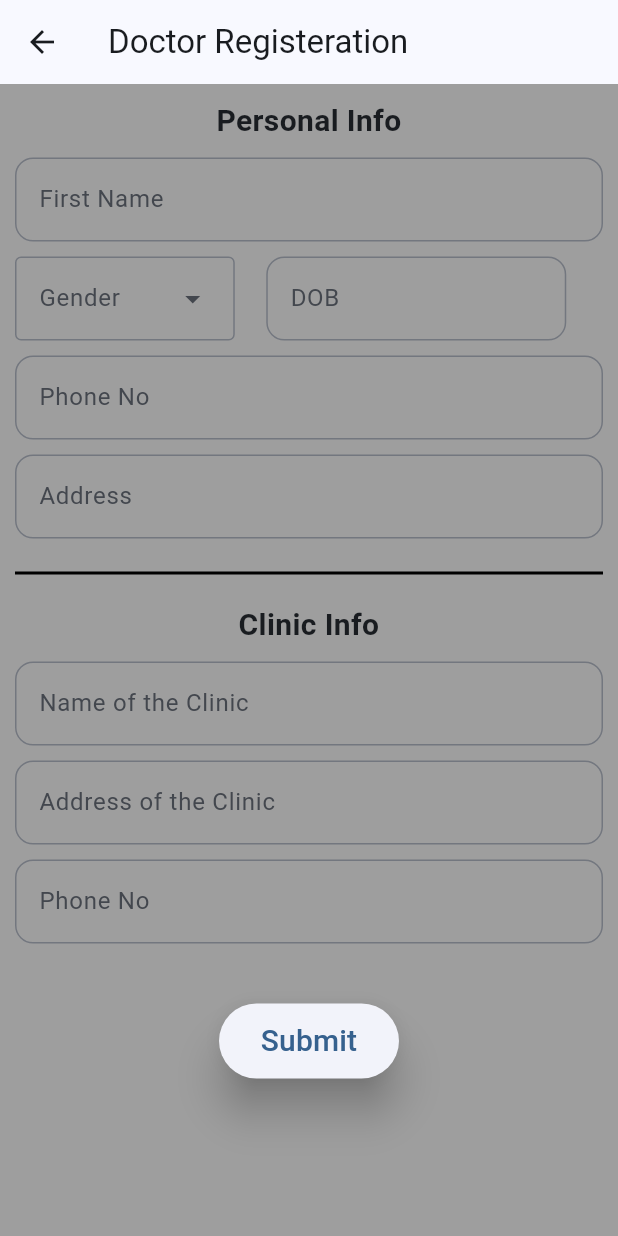
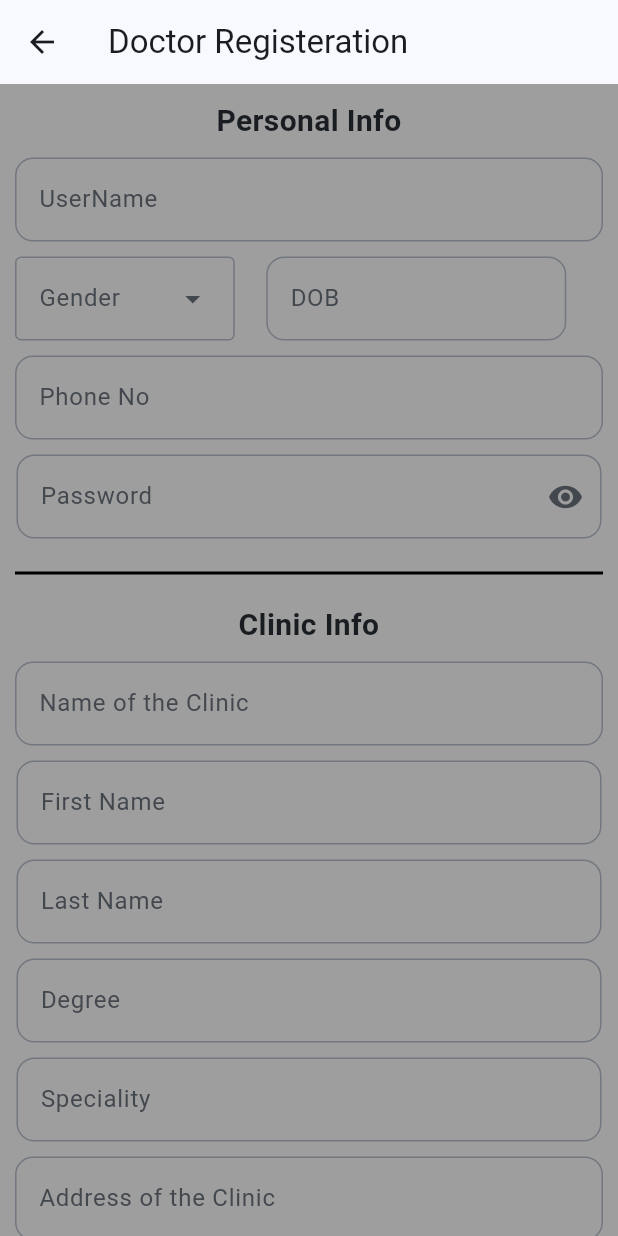
Before and after one commit to Mesons314/HealQueue-Frontend, a Flutter app: the DoctorsRegisterationPage screen opened directly, on a phone screen of 412 x 824 dp. Run offline on Flutter 3.47's test engine with Material 3 defaults, Android fonts, the phone set to English and light mode, and no system bars.

Commit message:
Changed the frontend

```diff
--- a/lib/DoctorsRegisterationPage.dart
+++ b/lib/DoctorsRegisterationPage.dart
@@ -16,6 +16,7 @@ class doctorsRegister extends State<DoctorsRegisterationPage>{
 
   final TextEditingController dateController = TextEditingController();
 
+  bool passwordVisible1 = true;
   @override
   Widget build(BuildContext context) {
     return Scaffold(
@@ -39,7 +40,7 @@ class doctorsRegister extends State<DoctorsRegisterationPage>{
                   width: 400,
                   child: TextField(
                     decoration: InputDecoration(
-                        hintText: 'First Name',
+                        hintText: 'UserName',
                         border: OutlineInputBorder(
                             borderRadius: BorderRadius.circular(12),
                             borderSide: const BorderSide(
@@ -135,27 +136,29 @@ class doctorsRegister extends State<DoctorsRegisterationPage>{
             SizedBox(
               height: 10,
             ),
-            Padding(
-                padding: EdgeInsets.only(left: 10,right: 10),
+
+            Padding(padding: EdgeInsets.only(left: 11,right: 11),
+            child: Container(
               child: TextField(
-                textInputAction: TextInputAction.newline,
-                minLines: 1,
-                maxLines: null,
-                onTap: (){
-
-                },
+                obscureText: passwordVisible1,
                 decoration: InputDecoration(
-                  hintText: 'Address',
+                  hintText: 'Password',
+                  suffixIcon: IconButton(icon: Icon(passwordVisible1?
+                  Icons.visibility
+                  :Icons.visibility_off),
+                      onPressed: (){
+                        setState(() {
+                          passwordVisible1 = !passwordVisible1;
+                        });
+                      }
+                      ),
                   border: OutlineInputBorder(
-                    borderRadius: BorderRadius.circular(12),
-                    borderSide: BorderSide(
-                      color: Colors.lightBlueAccent
-                    )
+                    borderRadius: BorderRadius.circular(12)
                   )
                 ),
               ),
             ),
-
+            ),
             Container(
               margin: EdgeInsets.only(top: 15,bottom: 12),
               child: Divider(
@@ -194,6 +197,70 @@ class doctorsRegister extends State<DoctorsRegisterationPage>{
               height: 10,
             ),
 
+        Padding(padding: EdgeInsets.only(right: 11,left: 11),
+        child: Container(
+          child: TextField(
+            decoration: InputDecoration(
+              hintText: 'First Name',
+              border: OutlineInputBorder(
+                borderRadius: BorderRadius.circular(12)
+              )
+            ),
+          ),
+        ),
+        ),
+
+        SizedBox(
+          height: 10,
+        ),
+
+        Padding(padding: EdgeInsets.only(left: 11,right: 11),
+        child: Container(
+          child: TextField(
+            decoration: InputDecoration(
+              hintText: 'Last Name',
+              border: OutlineInputBorder(
+                borderRadius: BorderRadius.circular(12)
+              )
+            ),
+          ),
+        ),
+        ),
+        SizedBox(
+          height: 10,
+        ),
+
+        Padding(padding: EdgeInsets.only(left: 11,right: 11),
+        child: Container(
+          child: TextField(
+            decoration: InputDecoration(
+              hintText: 'Degree',
+              border: OutlineInputBorder(
+                borderRadius: BorderRadius.circular(12)
+              )
+            ),
+          ),
+        ),
+        ),
+
+        SizedBox(
+          height: 10,
+        ),
+        Padding(padding: EdgeInsets.only(left: 11,right: 11),
+        child: Container(
+          child: TextField(
+            decoration: InputDecoration(
+              hintText: 'Speciality',
+              border: OutlineInputBorder(
+                borderRadius: BorderRadius.circular(12)
+              )
+            ),
+          ),
+        ),
+        ),
+        SizedBox(
+          height: 10,
+        ),
             Padding(
               padding: EdgeInsets.only(left: 10,right: 10),
               child: Container(
@@ -237,7 +304,7 @@ class doctorsRegister extends State<DoctorsRegisterationPage>{
             ),
 
             SizedBox(
-              height: 40,
+              height: 30,
             ),
             Center(
               child: SizedBox(
@@ -255,6 +322,9 @@ class doctorsRegister extends State<DoctorsRegisterationPage>{
                 ),
                 ),
               ),
+            ),
+            SizedBox(
+              height: 20,
             )
           ],
         ),
```
Also changed, not shown: lib/UserRegisteration.dart (+66 -7 lines).
